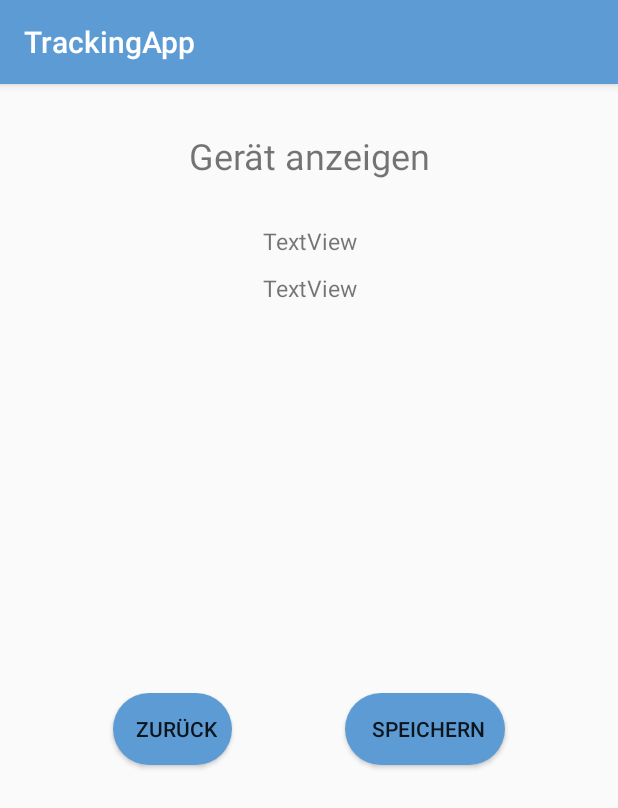
After one commit to LeleZuGut/TrackingApp_Neu, an Android app: the show_device screen opened directly, with no data from a screen before it, on a phone screen of 412 x 824 dp. The commit adds this screen. Shown: the top 808 px of the screen. Run offline under Robolectric (Android 15) with nearby library versions, the phone set to English and light mode, and no system bars.

Commit message:
Defekte Geräte funktioniert soweit

```diff
--- /dev/null
+++ b/app/src/main/java/com/example/trackingapp/ui/activities/show_device.java
@@ -0,0 +1,16 @@
+package com.example.trackingapp.ui.activities;
+
+import androidx.appcompat.app.AppCompatActivity;
+
+import android.os.Bundle;
+
+import com.example.trackingapp.R;
+
+public class show_device extends AppCompatActivity {
+
+    @Override
+    protected void onCreate(Bundle savedInstanceState) {
+        super.onCreate(savedInstanceState);
+        setContentView(R.layout.activity_show_device);
+    }
+}
--- a/app/src/main/java/com/example/trackingapp/ui/dashboard/DashboardFragment.java
+++ b/app/src/main/java/com/example/trackingapp/ui/dashboard/DashboardFragment.java
@@ -32,4 +32,6 @@ public class DashboardFragment extends Fragment {
         });
         return root;
     }
+
+
 }
--- a/app/src/main/java/com/example/trackingapp/ui/home/HomeFragment.java
+++ b/app/src/main/java/com/example/trackingapp/ui/home/HomeFragment.java
@@ -42,7 +42,6 @@ public class HomeFragment extends Fragment {
 
             }
         });
-
         mydatabase = getActivity().openOrCreateDatabase("TrackingDatabase", android.content.Context.MODE_PRIVATE, null);
        loadList(list);
 
--- /dev/null
+++ b/app/src/main/res/drawable-v24/ic_baseline_build_24_black.xml
@@ -0,0 +1,5 @@
+<vector android:height="24dp" android:tint="#000000"
+    android:viewportHeight="24" android:viewportWidth="24"
+    android:width="24dp" xmlns:android="http://schemas.android.com/apk/res/android">
+    <path android:fillColor="@android:color/white" android:pathData="M22.7,19l-9.1,-9.1c0.9,-2.3 0.4,-5 -1.5,-6.9 -2,-2 -5,-2.4 -7.4,-1.3L9,6 6,9 1.6,4.7C0.4,7.1 0.9,10.1 2.9,12.1c1.9,1.9 4.6,2.4 6.9,1.5l9.1,9.1c0.4,0.4 1,0.4 1.4,0l2.3,-2.3c0.5,-0.4 0.5,-1.1 0.1,-1.4z"/>
+</vector>
--- /dev/null
+++ b/app/src/main/res/layout/activity_show_device.xml
@@ -0,0 +1,153 @@
+<?xml version="1.0" encoding="utf-8"?>
+<LinearLayout xmlns:android="http://schemas.android.com/apk/res/android"
+    xmlns:app="http://schemas.android.com/apk/res-auto"
+    xmlns:tools="http://schemas.android.com/tools"
+    android:layout_width="match_parent"
+    android:layout_height="match_parent"
+    android:orientation="vertical"
+    tools:context=".ui.activities.show_device">
+
+    <LinearLayout
+        android:layout_width="match_parent"
+        android:layout_height="wrap_content"
+        android:orientation="vertical">
+
+        <Space
+            android:layout_width="match_parent"
+            android:layout_height="31dp" />
+
+        <TextView
+            android:id="@+id/text_view_showdevice_heading"
+            android:layout_width="match_parent"
+            android:layout_height="wrap_content"
+            android:text="Gerät anzeigen"
+            android:textAlignment="center"
+            android:textAllCaps="false"
+            android:textSize="24sp" />
+
+    </LinearLayout>
+
+    <Space
+        android:layout_width="match_parent"
+        android:layout_height="20dp" />
+
+    <LinearLayout
+        android:layout_width="match_parent"
+        android:layout_height="wrap_content"
+        android:orientation="horizontal">
+
+        <Space
+            android:layout_width="20dp"
+            android:layout_height="wrap_content" />
+
+        <Space
+            android:layout_width="20dp"
+            android:layout_height="wrap_content" />
+    </LinearLayout>
+
+    <Space
+        android:layout_width="match_parent"
+        android:layout_height="10dp" />
+
+    <LinearLayout
+        android:layout_width="match_parent"
+        android:layout_height="wrap_content"
+        android:orientation="horizontal">
+
+        <Space
+            android:layout_width="20dp"
+            android:layout_height="wrap_content" />
+
+        <TextView
+            android:id="@+id/text_view_showdevice_name"
+            android:layout_width="wrap_content"
+            android:layout_height="wrap_content"
+            android:layout_weight="1"
+            android:text="TextView"
+            android:textAlignment="center"
+            android:textSize="15sp" />
+
+        <Space
+            android:layout_width="20dp"
+            android:layout_height="wrap_content" />
+    </LinearLayout>
+
+    <Space
+        android:layout_width="match_parent"
+        android:layout_height="10dp" />
+
+    <LinearLayout
+        android:layout_width="match_parent"
+        android:layout_height="wrap_content"
+        android:orientation="horizontal">
+
+        <Space
+            android:layout_width="20dp"
+            android:layout_height="wrap_content" />
+
+        <TextView
+            android:id="@+id/text_view_showdevice_inventoryNumber"
+            android:layout_width="wrap_content"
+            android:layout_height="wrap_content"
+            android:layout_weight="1"
+            android:text="TextView"
+            android:textAlignment="center"
+            android:textSize="15sp" />
+
+        <Space
+            android:layout_width="20dp"
+            android:layout_height="wrap_content" />
+    </LinearLayout>
+
+    <Space
+        android:layout_width="match_parent"
+        android:layout_height="50dp" />
+
+    <ListView
+        android:id="@+id/list_view_showdevice_protokoll"
+        android:layout_width="match_parent"
+        android:layout_height="159dp" />
+
+    <Space
+        android:layout_width="match_parent"
+        android:layout_height="50dp" />
+
+    <LinearLayout
+        android:layout_width="match_parent"
+        android:layout_height="match_parent"
+        android:layout_weight="1"
+        android:orientation="horizontal">
+
+        <Space
+            android:layout_width="100dp"
+            android:layout_height="wrap_content"
+            android:layout_weight="1" />
+
+        <androidx.appcompat.widget.AppCompatButton
+            android:id="@+id/button_showdevice_zurück"
+            android:layout_width="104dp"
+            android:layout_height="wrap_content"
+            android:layout_weight="1"
+            android:background="@drawable/layout_button"
+            android:text="Zurück" />
+
+        <Space
+            android:layout_width="100dp"
+            android:layout_height="wrap_content"
+            android:layout_weight="1" />
+
+        <androidx.appcompat.widget.AppCompatButton
+            android:id="@+id/button_showdevice_speichern"
+            android:layout_width="131dp"
+            android:layout_height="wrap_content"
+            android:layout_weight="1"
+            android:background="@drawable/layout_button"
+            android:text="Speichern" />
+
+        <Space
+            android:layout_width="100dp"
+            android:layout_height="wrap_content"
+            android:layout_weight="1" />
+    </LinearLayout>
+
+</LinearLayout>
--- a/app/src/main/res/menu/bottom_nav_menu.xml
+++ b/app/src/main/res/menu/bottom_nav_menu.xml
@@ -3,17 +3,17 @@
 
     <item
         android:id="@+id/navigation_home"
-        android:icon="@drawable/ic_home_black_24dp"
+        android:icon="@drawable/ic_baseline_filter_list_24_black"
         android:title="@string/title_home" />
 
     <item
         android:id="@+id/navigation_dashboard"
-        android:icon="@drawable/ic_dashboard_black_24dp"
+        android:icon="@drawable/ic_baseline_camera_24_black"
         android:title="@string/title_dashboard" />
 
     <item
         android:id="@+id/navigation_notifications"
-        android:icon="@drawable/ic_notifications_black_24dp"
+        android:icon="@drawable/ic_baseline_build_24_black"
         android:title="@string/title_notifications" />
 
 </menu>
```
Also changed, not shown: app/src/main/AndroidManifest.xml (+4 -5 lines), app/src/main/java/com/example/trackingapp/listmodel/DevicesListAdapter.java (+11 -3 lines), app/src/main/java/com/example/trackingapp/listmodel/RepairListAdapter.java (added, +59 -0 lines), app/src/main/java/com/example/trackingapp/ui/notifications/NotificationsFragment.java (+29 -2 lines), app/src/main/res/drawable/ic_baseline_camera_24_black.xml (added, +10 -0 lines), app/src/main/res/drawable/ic_baseline_check_circle_24.xml (added, +10 -0 lines), app/src/main/res/drawable/ic_baseline_filter_list_24_black.xml (added, +10 -0 lines), app/src/main/res/layout/fragment_notifications.xml (+4 -10 lines), app/src/main/res/layout/list_view_repair.xml (added, +35 -0 lines), app/src/main/res/values/strings.xml (+8 -8 lines).
